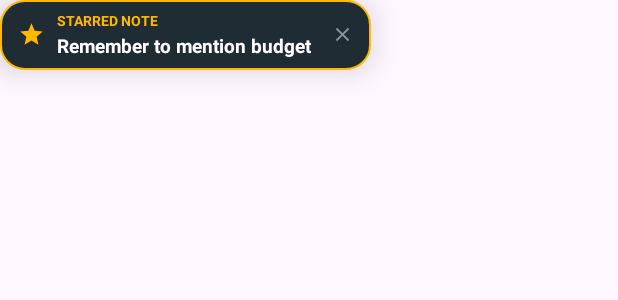
After one commit to srikar-muthyala/ChatNotes-, an Android app: the layout layout_starred_popup.xml on its own in the app's theme, with its tools: preview values and no code run, on a phone screen of 412 x 824 dp. The commit adds this screen. Shown: the top 300 px of the screen. Run offline under Robolectric (Android 15) with nearby library versions, the phone set to English and light mode, and no system bars.

Commit message:
feat: add contact monogram on bubble and starred checklist reminder popup (v1.0.7)

```diff
--- a/app/build.gradle.kts
+++ b/app/build.gradle.kts
@@ -11,8 +11,8 @@ android {
         applicationId = "com.chatnotes.app"
         minSdk = 26
         targetSdk = 34
-        versionCode = 6
-        versionName = "1.0.5"
+        versionCode = 7
+        versionName = "1.0.7"
 
         testInstrumentationRunner = "androidx.test.runner.AndroidJUnitRunner"
     }
--- a/app/src/main/java/com/chatnotes/app/data/Models.kt
+++ b/app/src/main/java/com/chatnotes/app/data/Models.kt
@@ -3,7 +3,8 @@ package com.chatnotes.app.data
 data class ChecklistItem(
     val id: String = System.currentTimeMillis().toString(),
     var text: String,
-    var isDone: Boolean = false
+    var isDone: Boolean = false,
+    var isStarred: Boolean = false
 )
 
 data class ContactNotesData(
--- /dev/null
+++ b/app/src/main/res/drawable/bg_starred_popup.xml
@@ -0,0 +1,9 @@
+<?xml version="1.0" encoding="utf-8"?>
+<shape xmlns:android="http://schemas.android.com/apk/res/android"
+    android:shape="rectangle">
+    <solid android:color="#1F2C34" />
+    <corners android:radius="16dp" />
+    <stroke
+        android:width="1.5dp"
+        android:color="#FFB800" />
+</shape>
--- /dev/null
+++ b/app/src/main/res/drawable/ic_star_filled.xml
@@ -0,0 +1,9 @@
+<vector xmlns:android="http://schemas.android.com/apk/res/android"
+    android:width="20dp"
+    android:height="20dp"
+    android:viewportWidth="24"
+    android:viewportHeight="24">
+    <path
+        android:fillColor="#FFB800"
+        android:pathData="M12,17.27L18.18,21l-1.64,-7.03L22,9.24l-7.19,-0.61L12,2 9.19,8.63 2,9.24l5.46,4.73L5.82,21z"/>
+</vector>
--- /dev/null
+++ b/app/src/main/res/layout/layout_starred_popup.xml
@@ -0,0 +1,63 @@
+<?xml version="1.0" encoding="utf-8"?>
+<LinearLayout xmlns:android="http://schemas.android.com/apk/res/android"
+    xmlns:app="http://schemas.android.com/apk/res-auto"
+    android:id="@+id/starredPopupRoot"
+    android:layout_width="wrap_content"
+    android:layout_height="wrap_content"
+    android:background="@drawable/bg_starred_popup"
+    android:clickable="true"
+    android:elevation="12dp"
+    android:focusable="true"
+    android:gravity="center_vertical"
+    android:orientation="horizontal"
+    android:paddingStart="12dp"
+    android:paddingTop="7dp"
+    android:paddingEnd="8dp"
+    android:paddingBottom="7dp">
+
+    <ImageView
+        android:id="@+id/ivStarredIcon"
+        android:layout_width="18dp"
+        android:layout_height="18dp"
+        android:src="@drawable/ic_star_filled" />
+
+    <LinearLayout
+        android:layout_width="wrap_content"
+        android:layout_height="wrap_content"
+        android:layout_marginStart="8dp"
+        android:layout_marginEnd="6dp"
+        android:orientation="vertical">
+
+        <TextView
+            android:layout_width="wrap_content"
+            android:layout_height="wrap_content"
+            android:text="STARRED NOTE"
+            android:textColor="#FFB800"
+            android:textSize="9sp"
+            android:textStyle="bold" />
+
+        <TextView
+            android:id="@+id/tvStarredValue"
+            android:layout_width="wrap_content"
+            android:layout_height="wrap_content"
+            android:layout_marginTop="1dp"
+            android:ellipsize="end"
+            android:maxWidth="190dp"
+            android:maxLines="2"
+            android:text="Remember to mention budget"
+            android:textColor="#FFFFFF"
+            android:textSize="12.5sp"
+            android:textStyle="bold" />
+    </LinearLayout>
+
+    <ImageView
+        android:id="@+id/btnDismissStarredPopup"
+        android:layout_width="22dp"
+        android:layout_height="22dp"
+        android:layout_marginStart="4dp"
+        android:background="?android:selectableItemBackgroundBorderless"
+        android:padding="3dp"
+        android:src="@drawable/ic_close"
+        app:tint="#8696A0" />
+
+</LinearLayout>
```
Also changed, not shown: app/src/main/java/com/chatnotes/app/service/FloatingOverlayService.kt (+245 -22 lines), app/src/main/res/drawable/ic_star_outline.xml (added, +9 -0 lines), app/src/main/res/layout/item_checklist.xml (+8 -0 lines), app/src/main/res/layout/layout_floating_bubble.xml (+30 -2 lines), 1 other file.
